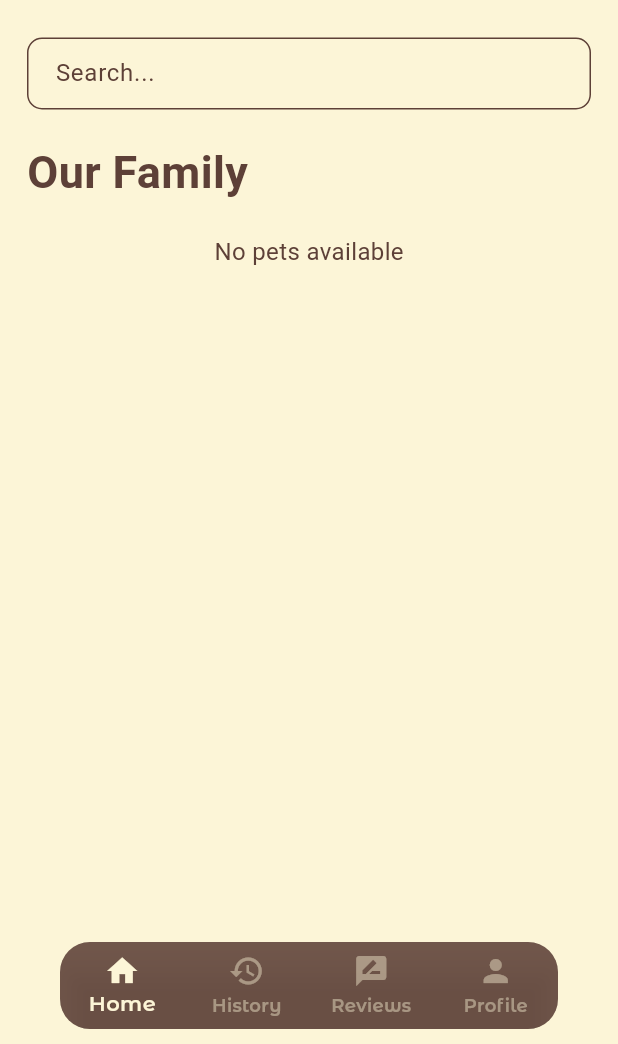
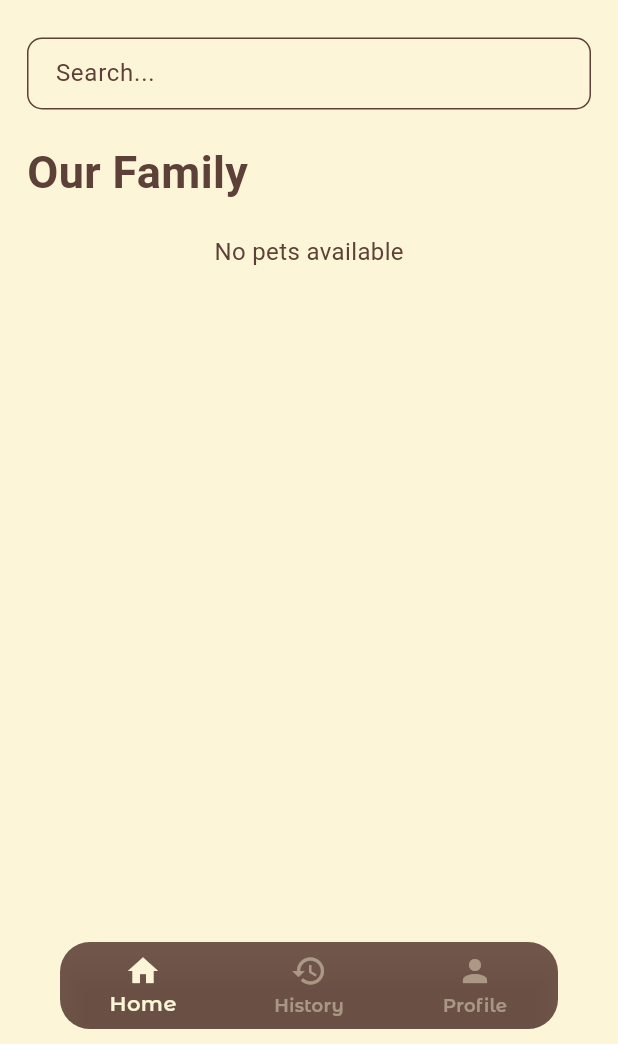
Before and after one commit to dilasha-ghimire/Zentails-Wellness-Flutter, a Flutter app: the DashboardView screen opened directly, on a phone screen of 412 x 824 dp, the part 192-1236 px from its top. Run offline on Flutter 3.47's test engine with Material 3 defaults, Android fonts, the phone set to English and light mode, and no system bars; our stand-ins replace bloc, dartz, dio, equatable, flutter_bloc, get_it and 6 more; accounts and stored records are empty; network calls fail; Roboto replaces fonts that are missing (SansSerif).

Commit message:
update: dashboard code edited (#46)

```diff
--- a/lib/features/home/presentation/view/dashboard_screen/dashboard_view.dart
+++ b/lib/features/home/presentation/view/dashboard_screen/dashboard_view.dart
@@ -2,7 +2,6 @@ import 'package:flutter/material.dart';
 import 'package:zentails_wellness/features/home/presentation/view/user_screen/history_view.dart';
 import 'package:zentails_wellness/features/home/presentation/view/user_screen/home_view.dart';
 import 'package:zentails_wellness/features/home/presentation/view/user_screen/profile_view.dart';
-import 'package:zentails_wellness/features/home/presentation/view/user_screen/review_page.dart';
 
 class DashboardView extends StatefulWidget {
   const DashboardView({super.key});
@@ -18,7 +17,6 @@ class _DashboardViewState extends State<DashboardView> {
   final List<Widget> _screens = [
     const HomeView(),
     const HistoryView(),
-    const ReviewPage(),
     const ProfileView(),
   ];
 
@@ -62,10 +60,6 @@ class _DashboardViewState extends State<DashboardView> {
                   label: "History",
                 ),
                 BottomNavigationBarItem(
-                  icon: Icon(Icons.rate_review),
-                  label: "Reviews",
-                ),
-                BottomNavigationBarItem(
                   icon: Icon(Icons.person),
                   label: "Profile",
                 ),
```
Also changed, not shown: lib/features/home/presentation/view/user_screen/review_page.dart (deleted, +0 -38 lines).
